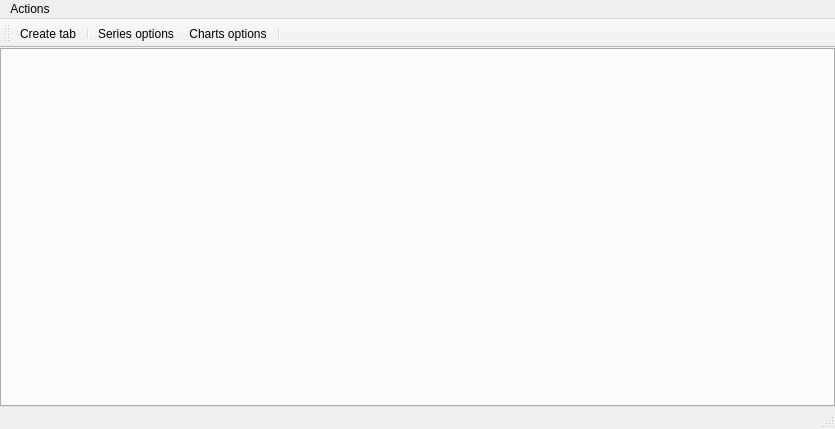
First picture: the form in GUI/Qt/UWatch.ui, repository aicommunity/Rdk, before the edit.
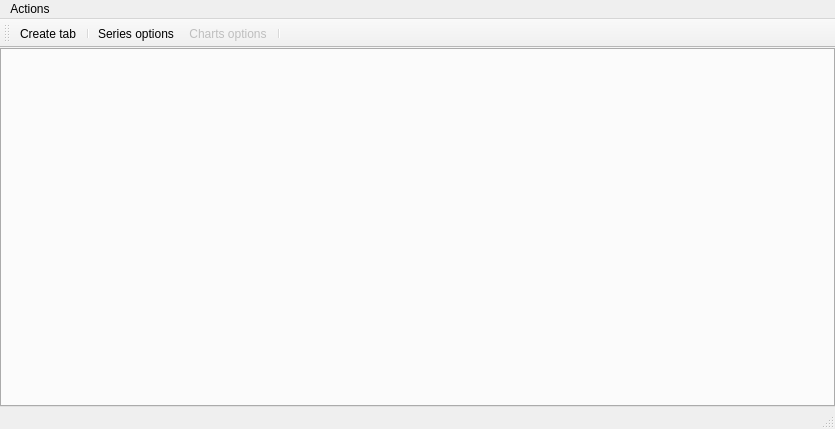
Second picture: the form after the edit.

```diff
--- a/GUI/Qt/UWatch.ui
+++ b/GUI/Qt/UWatch.ui
@@ -101,6 +101,9 @@
    </property>
   </action>
   <action name="actionCharts_option">
+   <property name="enabled">
+    <bool>false</bool>
+   </property>
    <property name="text">
     <string>Charts options</string>
    </property>
```
Left out of the diff: 5 changed lines with no effect on the pictures.
